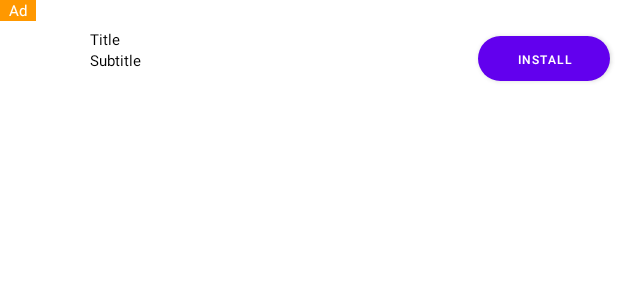
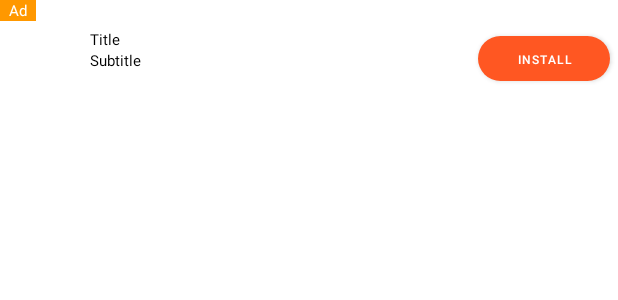
Before and after one commit to devmasyadi/android-admob-module, an Android app: the layout admob_small_native.xml on its own in the app's theme, with its tools: preview values and no code run, on a phone screen of 412 x 824 dp. Shown: the top 300 px of the screen. Run offline under Robolectric (Android 15) with nearby library versions, the phone set to English and light mode, and no system bars; plain views replace MediaView, NativeAdView.

Commit message:
update color

```diff
--- a/admob/src/main/res/layout/admob_big_native.xml
+++ b/admob/src/main/res/layout/admob_big_native.xml
@@ -1,6 +1,7 @@
 <com.google.android.gms.ads.nativead.NativeAdView xmlns:android="http://schemas.android.com/apk/res/android"
     android:layout_width="match_parent"
     android:layout_height="wrap_content"
+    xmlns:app="http://schemas.android.com/apk/res-auto"
     android:background="@color/native_background">
 
     <LinearLayout
@@ -109,6 +110,7 @@
                     android:layout_gravity="center"
                     android:layout_marginRight="5dp"
                     android:background="@drawable/round_black"
+                    app:backgroundTint="@color/native_button_install"
                     android:gravity="center"
                     android:text="Install"
                     android:textColor="@color/native_text_button"
--- a/admob/src/main/res/layout/admob_small_native.xml
+++ b/admob/src/main/res/layout/admob_small_native.xml
@@ -2,6 +2,7 @@
     xmlns:tools="http://schemas.android.com/tools"
     android:layout_width="match_parent"
     android:layout_height="wrap_content"
+    xmlns:app="http://schemas.android.com/apk/res-auto"
     android:background="@color/native_background">
 
     <LinearLayout
@@ -116,6 +117,7 @@
                         android:layout_gravity="center"
                         android:layout_marginRight="5dp"
                         android:background="@drawable/round_black"
+                        app:backgroundTint="@color/native_button_install"
                         android:gravity="center"
                         android:textColor="@color/native_text_button"
                         android:textSize="8sp"
```
